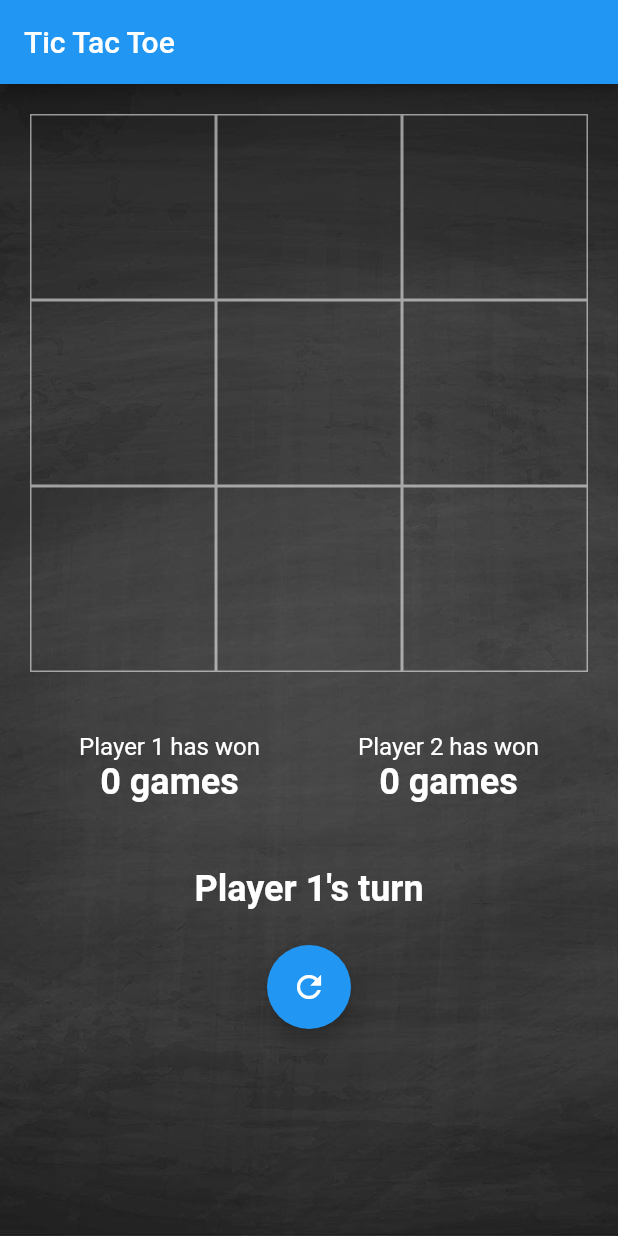
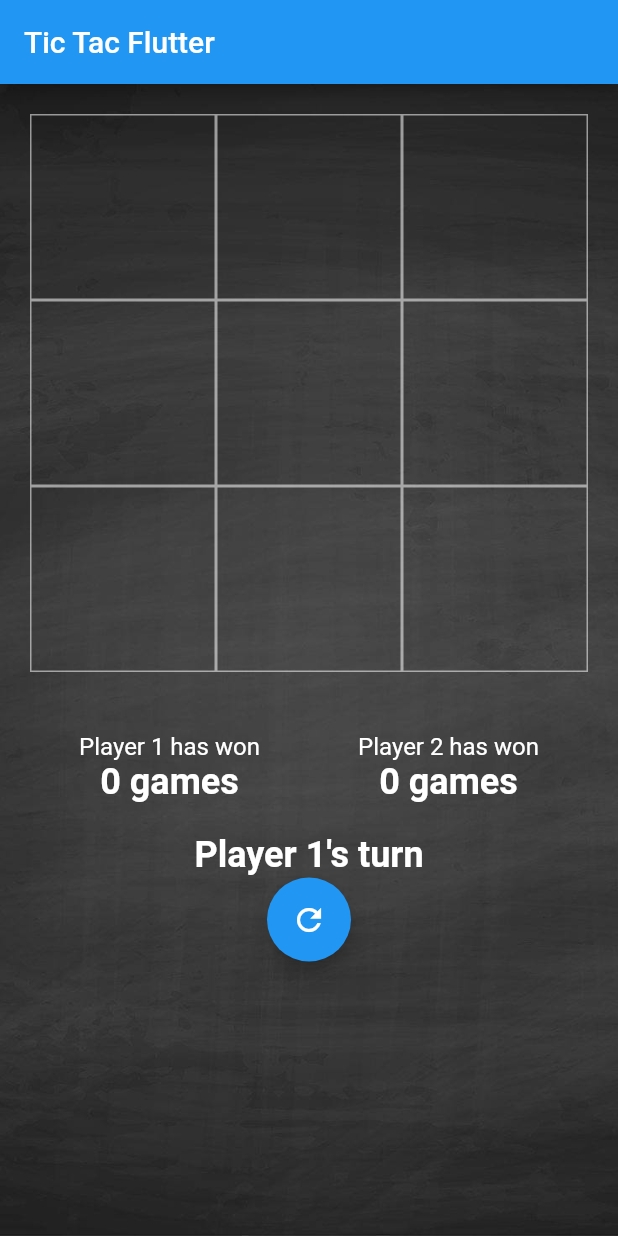
Before and after one commit to MattPua/tic-tac-flutter, a Flutter app: the screen it shows after launch, on a phone screen of 412 x 824 dp. Run offline on Flutter 3.47's test engine with Material 2 defaults, Android fonts, the phone set to English and light mode, and no system bars.

Commit message:
final changes for google playstore release

```diff
--- a/lib/widget/tic_tac_toe.dart
+++ b/lib/widget/tic_tac_toe.dart
@@ -138,7 +138,7 @@ class TicTacToeState extends State<TicTacToe> {
         }
     }
     Container messageBox = Container(
-      height: 75,
+      height: 30,
       child: Center(
           child: Text(
         messageBoxText,
@@ -167,7 +167,7 @@ class TicTacToeState extends State<TicTacToe> {
         home: Scaffold(
             appBar: AppBar(
               title: Text(
-                "Tic Tac Toe",
+                "Tic Tac Flutter",
                 style: TextStyle(color: Colors.white),
               ),
             ),
```
Also changed, not shown: 4 other files.
